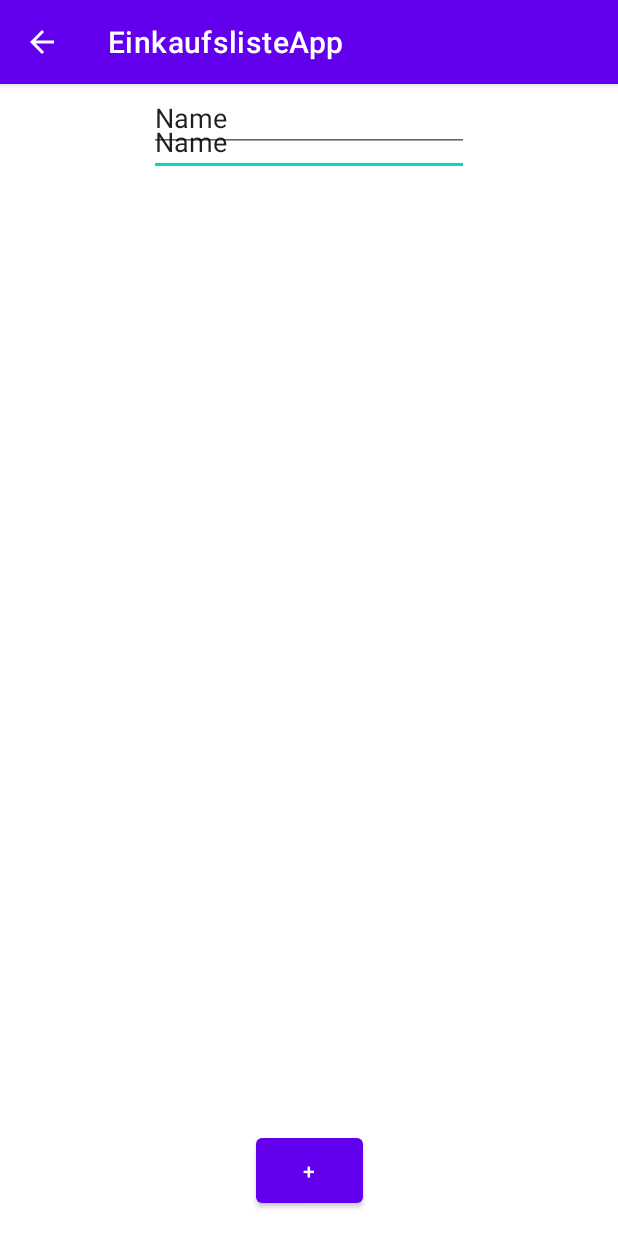
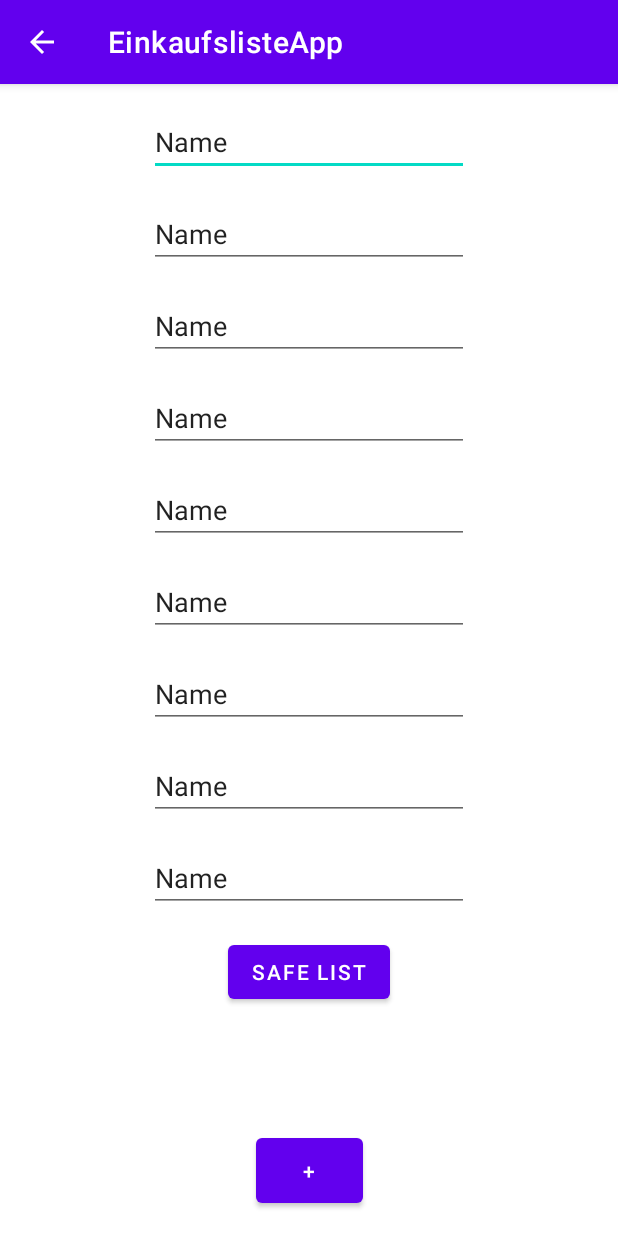
Before and after one commit to Zassalamel123/Shoppinglist, an Android app: the ListCreationActivity screen opened directly, with no data from a screen before it, on a phone screen of 412 x 824 dp. Run offline under Robolectric (Android 15) with nearby library versions, the phone set to English and light mode, and no system bars.

Commit message:
save items with button

```diff
--- a/app/src/main/java/com/example/einkaufslisteapp/ListCreationActivity.java
+++ b/app/src/main/java/com/example/einkaufslisteapp/ListCreationActivity.java
@@ -11,19 +11,22 @@ import android.os.Bundle;
 import managerlists.ManagerList;
 import ressourcelists.ShoppingListDatabase;
 
+import java.util.ArrayList;
+import java.util.List;
+
 public class ListCreationActivity extends AppCompatActivity {
 
     public static final String EXTRA_MESSAGE = "com.example.einkaufslisteapp.MESSAGE";
     public EinkaufsListe einkaufsListe = new EinkaufsListe();
     private ShoppingListDatabase shoppingListDatabase = new ShoppingListDatabase();
     private ManagerList managerList = new ManagerList(shoppingListDatabase);
+    private Button saveListButton;
+    private int[] itemsIds = new int[]{R.id.item1, R.id.item2, R.id.item3, R.id.item4, R.id.item5, R.id.item6, R.id.item7, R.id.item8};
 
     @Override
     protected void onCreate(Bundle savedInstanceState) {
         super.onCreate(savedInstanceState);
         setContentView(R.layout.activity_list_creation);
-
-        addItem();
 
     }
 
@@ -31,7 +34,7 @@ public class ListCreationActivity extends AppCompatActivity {
 
 
 //        Intent intent = new Intent(this, ListCreationActivity.class);
-        EditText editText = (EditText) findViewById(R.id.listTitle1);
+        EditText editText = (EditText) findViewById(R.id.listTitle);
         String message = editText.getText().toString();
 //        intent.putExtra(EXTRA_MESSAGE, message);
 //        startActivity(intent);
@@ -65,4 +68,25 @@ public class ListCreationActivity extends AppCompatActivity {
 
     }
 
+    private List<String> saveItemsToList() {
+        List<String> items = new ArrayList<>();
+
+        for(int id : itemsIds){
+            EditText editText = (EditText) findViewById(id);
+            String item = editText.getText().toString();
+            items.add(item);
+        }
+
+        return items;
+    }
+
+    private void safeList() {
+        EditText editText = (EditText) findViewById(R.id.listTitle);
+        String title = editText.getText().toString();
+        saveListButton = new Button(this);
+        saveListButton = findViewById(R.id.saveListButton);
+        saveListButton.setOnClickListener(v ->
+                managerList.saveToJson(title, saveItemsToList()));
+    }
+
 }
--- a/app/src/main/res/layout/activity_list_creation.xml
+++ b/app/src/main/res/layout/activity_list_creation.xml
@@ -12,7 +12,7 @@
             android:inputType="textPersonName"
             android:text="Name"
             android:ems="10"
-            android:id="@+id/listTitle1"
+            android:id="@+id/listTitle"
             app:layout_constraintStart_toStartOf="parent" app:layout_constraintEnd_toEndOf="parent"
             app:layout_constraintTop_toTopOf="parent" android:layout_marginTop="16dp"/>
     <Button
@@ -27,6 +27,83 @@
             android:inputType="textPersonName"
             android:text="Name"
             android:ems="10"
-            android:id="@+id/editTextTextPersonName" tools:layout_editor_absoluteY="78dp"
+            android:id="@+id/item1"
+            app:layout_constraintStart_toStartOf="parent" app:layout_constraintEnd_toEndOf="parent"
+            android:layout_marginTop="16dp" app:layout_constraintTop_toBottomOf="@+id/listTitle"/>
+    <EditText
+            android:layout_width="wrap_content"
+            android:layout_height="wrap_content"
+            android:inputType="textPersonName"
+            android:text="Name"
+            android:ems="10"
+            android:id="@+id/item2"
+            android:layout_marginTop="16dp"
+            app:layout_constraintTop_toBottomOf="@+id/item1"
             app:layout_constraintStart_toStartOf="parent" app:layout_constraintEnd_toEndOf="parent"/>
+    <EditText
+            android:layout_width="wrap_content"
+            android:layout_height="wrap_content"
+            android:inputType="textPersonName"
+            android:text="Name"
+            android:ems="10"
+            android:id="@+id/item3"
+            android:layout_marginTop="16dp"
+            app:layout_constraintTop_toBottomOf="@+id/item2"
+            app:layout_constraintStart_toStartOf="parent" app:layout_constraintEnd_toEndOf="parent"/>
+    <EditText
+            android:layout_width="wrap_content"
+            android:layout_height="wrap_content"
+            android:inputType="textPersonName"
+            android:text="Name"
+            android:ems="10"
+            android:id="@+id/item4"
+            android:layout_marginTop="16dp"
+            app:layout_constraintTop_toBottomOf="@+id/item3"
+            app:layout_constraintStart_toStartOf="parent" app:layout_constraintEnd_toEndOf="parent"/>
+    <EditText
+            android:layout_width="wrap_content"
+            android:layout_height="wrap_content"
+            android:inputType="textPersonName"
+            android:text="Name"
+            android:ems="10"
+            android:id="@+id/item5"
+            android:layout_marginTop="16dp"
+            app:layout_constraintTop_toBottomOf="@+id/item4"
+            app:layout_constraintStart_toStartOf="parent" app:layout_constraintEnd_toEndOf="parent"/>
+    <EditText
+            android:layout_width="wrap_content"
+            android:layout_height="wrap_content"
+            android:inputType="textPersonName"
+            android:text="Name"
+            android:ems="10"
+            android:id="@+id/item6"
+            android:layout_marginTop="16dp"
+            app:layout_constraintTop_toBottomOf="@+id/item5"
+            app:layout_constraintStart_toStartOf="parent" app:layout_constraintEnd_toEndOf="parent"/>
+    <EditText
+            android:layout_width="wrap_content"
+            android:layout_height="wrap_content"
+            android:inputType="textPersonName"
+            android:text="Name"
+            android:ems="10"
+            android:id="@+id/item7"
+            android:layout_marginTop="16dp"
+            app:layout_constraintTop_toBottomOf="@+id/item6"
+            app:layout_constraintStart_toStartOf="parent" app:layout_constraintEnd_toEndOf="parent"/>
+    <EditText
+            android:layout_width="wrap_content"
+            android:layout_height="wrap_content"
+            android:inputType="textPersonName"
+            android:text="Name"
+            android:ems="10"
+            android:id="@+id/item8"
+            android:layout_marginTop="16dp"
+            app:layout_constraintTop_toBottomOf="@+id/item7"
+            app:layout_constraintStart_toStartOf="parent" app:layout_constraintEnd_toEndOf="parent"/>
+    <Button
+            android:text="Safe List"
+            android:layout_width="wrap_content"
+            android:layout_height="wrap_content" android:id="@+id/saveListButton"
+            app:layout_constraintStart_toStartOf="parent" app:layout_constraintEnd_toEndOf="parent"
+            android:layout_marginTop="16dp" app:layout_constraintTop_toBottomOf="@+id/item8"/>
 </androidx.constraintlayout.widget.ConstraintLayout>
```
